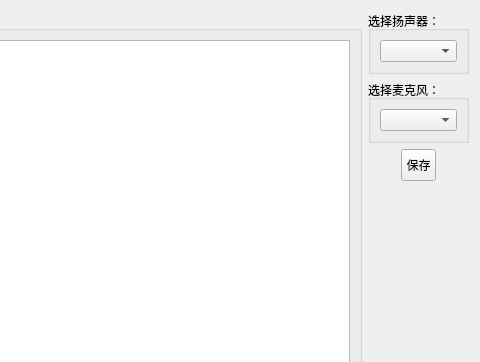
This is resources/ui/select_device.ui in szdongyuan/TwoMicImpedanceTube as Qt 5 draws it before an edit; both pictures show x 720 to 1200 and y 0 to 362 of the 1200 by 600 pixel window. The edited form follows.
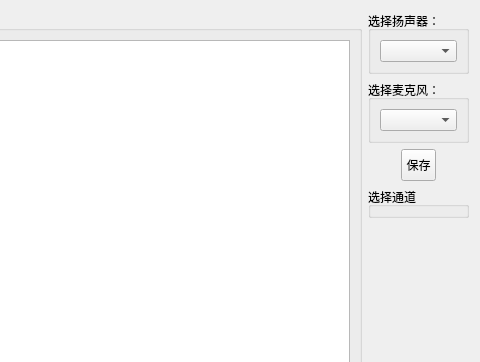
This is the edited form.

Commit message: 增加选择通道

```diff
--- a/resources/ui/select_device.ui
+++ b/resources/ui/select_device.ui
@@ -96,6 +96,19 @@
        </item>
       </layout>
      </item>
+     <item>
+      <widget class="QGroupBox" name="groupBox_4">
+       <property name="minimumSize">
+        <size>
+         <width>0</width>
+         <height>0</height>
+        </size>
+       </property>
+       <property name="title">
+        <string>选择通道</string>
+       </property>
+      </widget>
+     </item>
      <item>
       <spacer name="verticalSpacer">
        <property name="orientation">
```
The commit also changes 3 other files.
